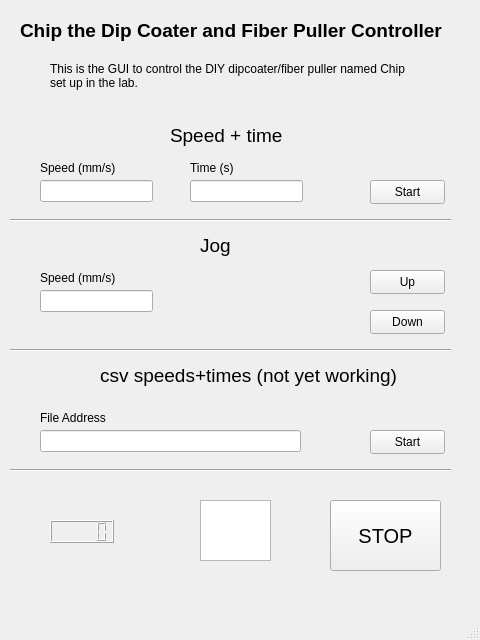
Qt form Hardware/DipGUI.ui (HamzaKhattak/HKCodeKDVLab) before a commit.
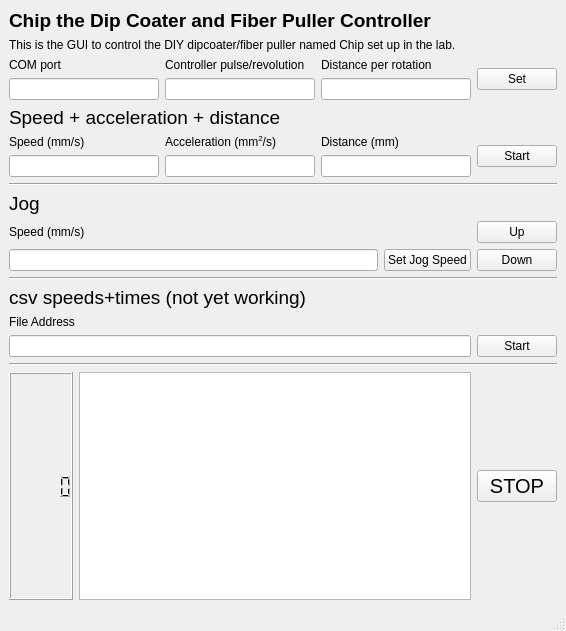
The same form after that commit.

Diff of the .ui file:
```diff
--- a/Hardware/DipGUI.ui
+++ b/Hardware/DipGUI.ui
@@ -6,325 +6,278 @@
    <rect>
     <x>0</x>
     <y>0</y>
-    <width>480</width>
-    <height>640</height>
+    <width>566</width>
+    <height>631</height>
    </rect>
   </property>
   <property name="windowTitle">
    <string>MainWindow</string>
   </property>
   <widget class="QWidget" name="centralwidget">
-   <widget class="Line" name="line">
-    <property name="geometry">
-     <rect>
-      <x>10</x>
-      <y>210</y>
-      <width>441</width>
-      <height>20</height>
-     </rect>
-    </property>
-    <property name="orientation">
-     <enum>Qt::Horizontal</enum>
-    </property>
-   </widget>
-   <widget class="Line" name="line_2">
-    <property name="geometry">
-     <rect>
-      <x>10</x>
-      <y>340</y>
-      <width>441</width>
-      <height>20</height>
-     </rect>
-    </property>
-    <property name="orientation">
-     <enum>Qt::Horizontal</enum>
-    </property>
-   </widget>
-   <widget class="Line" name="line_3">
-    <property name="geometry">
-     <rect>
-      <x>10</x>
-      <y>460</y>
-      <width>441</width>
-      <height>20</height>
-     </rect>
-    </property>
-    <property name="orientation">
-     <enum>Qt::Horizontal</enum>
-    </property>
-   </widget>
-   <widget class="QPushButton" name="butStop">
-    <property name="geometry">
-     <rect>
-      <x>330</x>
-      <y>500</y>
-      <width>111</width>
-      <height>71</height>
-     </rect>
-    </property>
-    <property name="font">
-     <font>
-      <pointsize>15</pointsize>
-     </font>
-    </property>
-    <property name="text">
-     <string>STOP</string>
-    </property>
-   </widget>
-   <widget class="QPushButton" name="jogdown">
-    <property name="geometry">
-     <rect>
-      <x>370</x>
-      <y>310</y>
-      <width>75</width>
-      <height>24</height>
-     </rect>
-    </property>
-    <property name="text">
-     <string>Down</string>
-    </property>
-   </widget>
-   <widget class="QPushButton" name="jogup">
-    <property name="geometry">
-     <rect>
-      <x>370</x>
-      <y>270</y>
-      <width>75</width>
-      <height>24</height>
-     </rect>
-    </property>
-    <property name="text">
-     <string>Up</string>
-    </property>
-   </widget>
-   <widget class="QPushButton" name="csvstart">
-    <property name="geometry">
-     <rect>
-      <x>370</x>
-      <y>430</y>
-      <width>75</width>
-      <height>24</height>
-     </rect>
-    </property>
-    <property name="text">
-     <string>Start</string>
-    </property>
-   </widget>
-   <widget class="QPushButton" name="speedtime_start">
-    <property name="geometry">
-     <rect>
-      <x>370</x>
-      <y>180</y>
-      <width>75</width>
-      <height>24</height>
-     </rect>
-    </property>
-    <property name="text">
-     <string>Start</string>
-    </property>
-   </widget>
-   <widget class="QLineEdit" name="speedtime_speed">
-    <property name="geometry">
-     <rect>
-      <x>40</x>
-      <y>180</y>
-      <width>113</width>
-      <height>22</height>
-     </rect>
-    </property>
-   </widget>
-   <widget class="QLineEdit" name="csvaddress">
-    <property name="geometry">
-     <rect>
-      <x>40</x>
-      <y>430</y>
-      <width>261</width>
-      <height>22</height>
-     </rect>
-    </property>
-   </widget>
-   <widget class="QLineEdit" name="jogspeed">
-    <property name="geometry">
-     <rect>
-      <x>40</x>
-      <y>290</y>
-      <width>113</width>
-      <height>22</height>
-     </rect>
-    </property>
-   </widget>
-   <widget class="QGraphicsView" name="status_icon">
-    <property name="geometry">
-     <rect>
-      <x>200</x>
-      <y>500</y>
-      <width>71</width>
-      <height>61</height>
-     </rect>
-    </property>
-   </widget>
-   <widget class="QLineEdit" name="speedtime_time">
-    <property name="geometry">
-     <rect>
-      <x>190</x>
-      <y>180</y>
-      <width>113</width>
-      <height>22</height>
-     </rect>
-    </property>
-   </widget>
-   <widget class="QLCDNumber" name="approxpos">
-    <property name="geometry">
-     <rect>
-      <x>50</x>
-      <y>520</y>
-      <width>64</width>
-      <height>23</height>
-     </rect>
-    </property>
-   </widget>
-   <widget class="QLabel" name="label">
-    <property name="geometry">
-     <rect>
-      <x>40</x>
-      <y>160</y>
-      <width>101</width>
-      <height>16</height>
-     </rect>
-    </property>
-    <property name="text">
-     <string>Speed (mm/s)</string>
-    </property>
-   </widget>
-   <widget class="QLabel" name="label_2">
-    <property name="geometry">
-     <rect>
-      <x>190</x>
-      <y>160</y>
-      <width>55</width>
-      <height>16</height>
-     </rect>
-    </property>
-    <property name="text">
-     <string>Time (s)</string>
-    </property>
-   </widget>
-   <widget class="QLabel" name="label_3">
-    <property name="geometry">
-     <rect>
-      <x>40</x>
-      <y>270</y>
-      <width>121</width>
-      <height>16</height>
-     </rect>
-    </property>
-    <property name="text">
-     <string>Speed (mm/s)</string>
-    </property>
-   </widget>
-   <widget class="QLabel" name="label_4">
-    <property name="geometry">
-     <rect>
-      <x>40</x>
-      <y>410</y>
-      <width>131</width>
-      <height>16</height>
-     </rect>
-    </property>
-    <property name="text">
-     <string>File Address</string>
-    </property>
-   </widget>
-   <widget class="QLabel" name="label_5">
-    <property name="geometry">
-     <rect>
-      <x>20</x>
-      <y>10</y>
-      <width>471</width>
-      <height>41</height>
-     </rect>
-    </property>
-    <property name="font">
-     <font>
-      <pointsize>14</pointsize>
-      <weight>75</weight>
-      <bold>true</bold>
-     </font>
-    </property>
-    <property name="text">
-     <string>Chip the Dip Coater and Fiber Puller Controller</string>
-    </property>
-   </widget>
-   <widget class="QLabel" name="label_6">
-    <property name="geometry">
-     <rect>
-      <x>50</x>
-      <y>50</y>
-      <width>361</width>
-      <height>51</height>
-     </rect>
-    </property>
-    <property name="text">
-     <string>This is the GUI to control the DIY dipcoater/fiber puller named Chip set up in the lab.</string>
-    </property>
-    <property name="wordWrap">
-     <bool>true</bool>
-    </property>
-   </widget>
-   <widget class="QLabel" name="label_7">
-    <property name="geometry">
-     <rect>
-      <x>200</x>
-      <y>230</y>
-      <width>71</width>
-      <height>31</height>
-     </rect>
-    </property>
-    <property name="font">
-     <font>
-      <pointsize>14</pointsize>
-     </font>
-    </property>
-    <property name="text">
-     <string>Jog</string>
-    </property>
-   </widget>
-   <widget class="QLabel" name="label_8">
-    <property name="geometry">
-     <rect>
-      <x>170</x>
-      <y>120</y>
-      <width>131</width>
-      <height>31</height>
-     </rect>
-    </property>
-    <property name="font">
-     <font>
-      <pointsize>14</pointsize>
-     </font>
-    </property>
-    <property name="text">
-     <string>Speed + time</string>
-    </property>
-   </widget>
-   <widget class="QLabel" name="label_9">
-    <property name="geometry">
-     <rect>
-      <x>100</x>
-      <y>360</y>
-      <width>341</width>
-      <height>31</height>
-     </rect>
-    </property>
-    <property name="font">
-     <font>
-      <pointsize>14</pointsize>
-     </font>
-    </property>
-    <property name="text">
-     <string>csv speeds+times (not yet working)</string>
-    </property>
-   </widget>
+   <layout class="QGridLayout" name="gridLayout_5">
+    <item row="0" column="0">
+     <layout class="QVBoxLayout" name="verticalLayout_2">
+      <item>
+       <layout class="QVBoxLayout" name="verticalLayout">
+        <item>
+         <widget class="QLabel" name="label_5">
+          <property name="font">
+           <font>
+            <pointsize>14</pointsize>
+            <weight>75</weight>
+            <bold>true</bold>
+           </font>
+          </property>
+          <property name="text">
+           <string>Chip the Dip Coater and Fiber Puller Controller</string>
+          </property>
+         </widget>
+        </item>
+        <item>
+         <widget class="QLabel" name="label_6">
+          <property name="text">
+           <string>This is the GUI to control the DIY dipcoater/fiber puller named Chip set up in the lab.</string>
+          </property>
+          <property name="wordWrap">
+           <bool>true</bool>
+          </property>
+         </widget>
+        </item>
+       </layout>
+      </item>
+      <item>
+       <layout class="QHBoxLayout" name="horizontalLayout">
+        <item>
+         <layout class="QGridLayout" name="gridLayout_2">
+          <item row="0" column="0">
+           <widget class="QLabel" name="label_13">
+            <property name="text">
+             <string>COM port</string>
+            </property>
+           </widget>
+          </item>
+          <item row="0" column="1">
+           <widget class="QLabel" name="label_10">
+            <property name="text">
+             <string>Controller pulse/revolution</string>
+            </property>
+           </widget>
+          </item>
+          <item row="0" column="2">
+           <widget class="QLabel" name="label_11">
+            <property name="text">
+             <string>Distance per rotation</string>
+            </property>
+           </widget>
+          </item>
+          <item row="1" column="0">
+           <widget class="QLineEdit" name="controller_COMport"/>
+          </item>
+          <item row="1" column="1">
+           <widget class="QLineEdit" name="controller_pulserev"/>
+          </item>
+          <item row="1" column="2">
+           <widget class="QLineEdit" name="distance_per_rotation"/>
+          </item>
+         </layout>
+        </item>
+        <item>
+         <widget class="QPushButton" name="param_set">
+          <property name="text">
+           <string>Set</string>
+          </property>
+         </widget>
+        </item>
+       </layout>
+      </item>
+      <item>
+       <widget class="QLabel" name="label_8">
+        <property name="font">
+         <font>
+          <pointsize>14</pointsize>
+         </font>
+        </property>
+        <property name="text">
+         <string>Speed + acceleration + distance</string>
+        </property>
+       </widget>
+      </item>
+      <item>
+       <layout class="QHBoxLayout" name="horizontalLayout_2">
+        <item>
+         <layout class="QGridLayout" name="gridLayout">
+          <item row="0" column="0">
+           <widget class="QLabel" name="label">
+            <property name="text">
+             <string>Speed (mm/s)</string>
+            </property>
+           </widget>
+          </item>
+          <item row="0" column="1">
+           <widget class="QLabel" name="label_12">
+            <property name="font">
+             <font>
+              <kerning>true</kerning>
+             </font>
+            </property>
+            <property name="text">
+             <string>&lt;html&gt;&lt;head/&gt;&lt;body&gt;&lt;p&gt;Acceleration (mm&lt;span style=&quot; vertical-align:super;&quot;&gt;2&lt;/span&gt;/s)&lt;/p&gt;&lt;/body&gt;&lt;/html&gt;</string>
+            </property>
+           </widget>
+          </item>
+          <item row="0" column="2">
+           <widget class="QLabel" name="label_2">
+            <property name="text">
+             <string>Distance (mm)</string>
+            </property>
+           </widget>
+          </item>
+          <item row="1" column="0">
+           <widget class="QLineEdit" name="main_speed"/>
+          </item>
+          <item row="1" column="1">
+           <widget class="QLineEdit" name="main_acceleration"/>
+          </item>
+          <item row="1" column="2">
+           <widget class="QLineEdit" name="main_distance"/>
+          </item>
+         </layout>
+        </item>
+        <item>
+         <widget class="QPushButton" name="main_start">
+          <property name="text">
+           <string>Start</string>
+          </property>
+         </widget>
+        </item>
+       </layout>
+      </item>
+      <item>
+       <widget class="Line" name="line">
+        <property name="orientation">
+         <enum>Qt::Horizontal</enum>
+        </property>
+       </widget>
+      </item>
+      <item>
+       <widget class="QLabel" name="label_7">
+        <property name="font">
+         <font>
+          <pointsize>14</pointsize>
+         </font>
+        </property>
+        <property name="text">
+         <string>Jog</string>
+        </property>
+       </widget>
+      </item>
+      <item>
+       <layout class="QGridLayout" name="gridLayout_3">
+        <item row="1" column="2">
+         <widget class="QPushButton" name="jogdown">
+          <property name="text">
+           <string>Down</string>
+          </property>
+         </widget>
+        </item>
+        <item row="0" column="2">
+         <widget class="QPushButton" name="jogup">
+          <property name="text">
+           <string>Up</string>
+          </property>
+         </widget>
+        </item>
+        <item row="0" column="0">
+         <widget class="QLabel" name="label_3">
+          <property name="text">
+           <string>Speed (mm/s)</string>
+          </property>
+         </widget>
+        </item>
+        <item row="1" column="0">
+         <widget class="QLineEdit" name="jogspeed"/>
+        </item>
+        <item row="1" column="1">
+         <widget class="QPushButton" name="set_jog_speed">
+          <property name="text">
+           <string>Set Jog Speed</string>
+          </property>
+         </widget>
+        </item>
+       </layout>
+      </item>
+      <item>
+       <widget class="Line" name="line_2">
+        <property name="orientation">
+         <enum>Qt::Horizontal</enum>
+        </property>
+       </widget>
+      </item>
+      <item>
+       <widget class="QLabel" name="label_9">
+        <property name="font">
+         <font>
+          <pointsize>14</pointsize>
+         </font>
+        </property>
+        <property name="text">
+         <string>csv speeds+times (not yet working)</string>
+        </property>
+       </widget>
+      </item>
+      <item>
+       <layout class="QGridLayout" name="gridLayout_4">
+        <item row="0" column="0">
+         <widget class="QLabel" name="label_4">
+          <property name="text">
+           <string>File Address</string>
+          </property>
+         </widget>
+        </item>
+        <item row="1" column="1">
+         <widget class="QPushButton" name="csvstart">
+          <property name="text">
+           <string>Start</string>
+          </property>
+         </widget>
+        </item>
+        <item row="1" column="0">
+         <widget class="QLineEdit" name="csvaddress"/>
+        </item>
+       </layout>
+      </item>
+      <item>
+       <widget class="Line" name="line_3">
+        <property name="orientation">
+         <enum>Qt::Horizontal</enum>
+        </property>
+       </widget>
+      </item>
+      <item>
+       <layout class="QHBoxLayout" name="horizontalLayout_3">
+        <item>
+         <widget class="QLCDNumber" name="approxpos"/>
+        </item>
+        <item>
+         <widget class="QTextBrowser" name="text_monitor"/>
+        </item>
+        <item>
+         <widget class="QPushButton" name="butStop">
+          <property name="font">
+           <font>
+            <pointsize>15</pointsize>
+           </font>
+          </property>
+          <property name="text">
+           <string>STOP</string>
+          </property>
+         </widget>
+        </item>
+       </layout>
+      </item>
+     </layout>
+    </item>
+   </layout>
   </widget>
   <widget class="QMenuBar" name="menubar">
    <property name="geometry">
```
Left out of the diff: 6 changed lines with no effect on the pictures.
